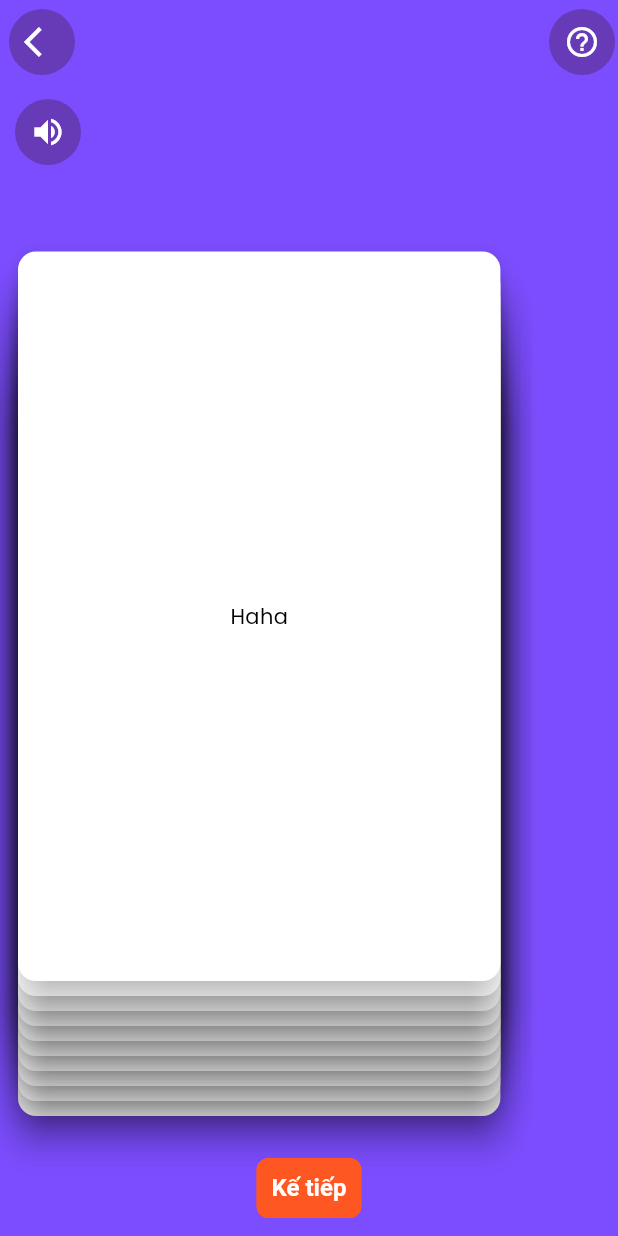
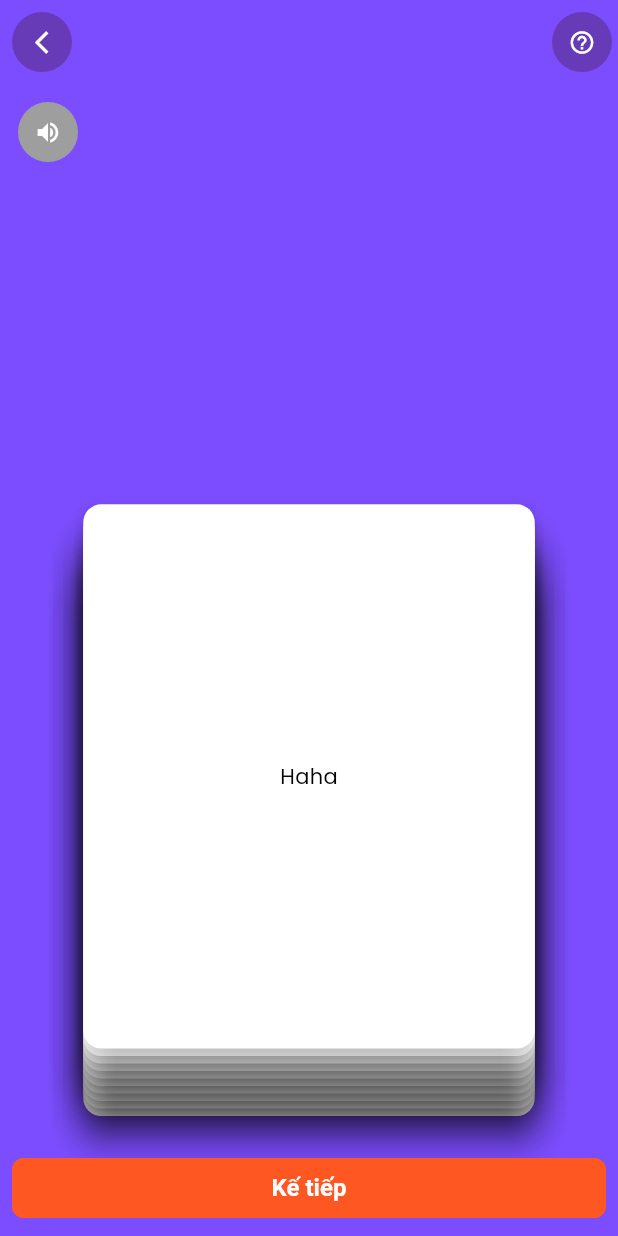
Before and after one commit to SuDiCodeDao/drinking_game, a Flutter app: the screen it shows after launch, after a tap on "CHƠI NGAY", on a phone screen of 412 x 824 dp. Run offline on Flutter 3.47's test engine with Material 3 defaults, Android fonts, the light colour scheme and no system bars; our stand-ins replace bloc, equatable, flutter_bloc, get_it, go_router, sqflite; accounts and stored records are empty.

Commit message:
finish part 1 for gameplay screen

```diff
--- a/lib/config/theme/custom_themes/icon_button_theme.dart
+++ b/lib/config/theme/custom_themes/icon_button_theme.dart
@@ -7,14 +7,14 @@ class DIconButtonTheme {
     shape: const CircleBorder(),
     backgroundColor: Colors.deepPurple,
     foregroundColor: Colors.white,
-        padding: const EdgeInsets.all(10)),
-  );
+    padding: EdgeInsets.zero,
+  ));
 
   static IconButtonThemeData darkIconButtonTheme = IconButtonThemeData(
       style: IconButton.styleFrom(
     shape: const CircleBorder(),
     backgroundColor: Colors.tealAccent,
     foregroundColor: Colors.white,
-        padding: const EdgeInsets.all(10)),
-  );
+    padding: EdgeInsets.zero,
+  ));
 }
--- a/lib/core/services/database_service.dart
+++ b/lib/core/services/database_service.dart
@@ -42,7 +42,8 @@ class DatabaseService {
     await db.execute('''CREATE TABLE GameCards (
     ${AppConstant.id} INTEGER PRIMARY KEY AUTOINCREMENT,
     ${AppConstant.name} TEXT NOT NULL,
-    ${AppConstant.gameMode} TEXT NOT NULL
+    gameModeId TEXT NOT NULL,
+    FOREIGN KEY (gameModeId) REFERENCES GameMode(${AppConstant.id})
     )''');
   }
 
--- a/lib/features/game_mode_selection/ui/screen/game_mode_selection_screen.dart
+++ b/lib/features/game_mode_selection/ui/screen/game_mode_selection_screen.dart
@@ -49,6 +49,16 @@ class ModeSelectionScreen extends StatelessWidget {
                         child: ListView.builder(
                             itemCount: state.gameModes.length,
                             itemBuilder: (context, index) {
+                              if (index == state.gameModes.length) {
+                                return GameModeItem(
+                                    name: state.gameModes[index].name!,
+                                    imageUrl: state.gameModes[index].imageUrl!,
+                                    onPressed: () {
+                                      context.go(
+                                          '/gameMode/${state.gameModes[index].id!}');
+                                    },
+                                    isLocked: 1);
+                              }
                               return GameModeItem(
                                 name: state.gameModes[index].name!,
                                 imageUrl: state.gameModes[index].imageUrl!,
--- a/lib/features/game_mode_selection/ui/widget/game_mode_item.dart
+++ b/lib/features/game_mode_selection/ui/widget/game_mode_item.dart
@@ -18,13 +18,9 @@ class GameModeItem extends StatelessWidget {
       height: MediaQuery.of(context).size.height * 0.2,
       width: MediaQuery.of(context).size.width,
       child: Card(
+        color: isLocked == 1 ? Colors.black : Colors.grey,
         child: Stack(
           children: [
-            if (isLocked == 1)
-              const Positioned(
-                  top: 5,
-                  right: 5,
-                  child: Icon(Icons.lock, color: Colors.grey)),
             Row(children: [
               Expanded(
                 child: Padding(
--- a/lib/features/game_play/bloc/game_play_bloc.dart
+++ b/lib/features/game_play/bloc/game_play_bloc.dart
@@ -1,13 +1,13 @@
-import 'dart:async';
-
 import 'package:bloc/bloc.dart';
 import 'package:equatable/equatable.dart';
+
+import '../models/game_card_model.dart';
 
 part 'game_play_event.dart';
 part 'game_play_state.dart';
 
 class GamePlayBloc extends Bloc<GamePlayEvent, GamePlayState> {
-  GamePlayBloc() : super(GamePlayInitial()) {
+  GamePlayBloc() : super(const GamePlayInitial(true, true)) {
     on<GamePlayEvent>((event, emit) {
       // TODO: implement event handler
     });
--- a/lib/features/game_play/bloc/game_play_event.dart
+++ b/lib/features/game_play/bloc/game_play_event.dart
@@ -6,7 +6,7 @@ abstract class GamePlayEvent extends Equatable {
   List<Object> get props => [];
 }
 
-class GamePlayLoadedEvent extends GamePlayEvent {}
+class GamePlayLoadEvent extends GamePlayEvent {}
 
 class GamePlayHelpButtonPressedEvent extends GamePlayEvent {}
 
--- a/lib/features/game_play/ui/screens/game_play_screen.dart
+++ b/lib/features/game_play/ui/screens/game_play_screen.dart
@@ -17,31 +17,35 @@ class GamePlayScreen extends StatelessWidget {
             onPressed: () {
               context.go(RouteName.gameModeSelection);
             },
-            icon: const Icon(Icons.arrow_back_ios)),
+            icon: const Icon(
+              Icons.arrow_back_ios_outlined,
+              size: 18,
+            )),
         actions: [
-          IconButton(onPressed: () {}, icon: const Icon(Icons.help_outline))
+          IconButton(
+              onPressed: () {}, icon: const Icon(Icons.help_outline, size: 18))
         ],
       ),
       body: SafeArea(
-        child: SizedBox(
-          height: MediaQuery.of(context).size.height,
-          width: MediaQuery.of(context).size.width,
         child: Padding(
           padding: const EdgeInsets.all(8.0),
           child: Column(
             mainAxisAlignment: MainAxisAlignment.center,
-              crossAxisAlignment: CrossAxisAlignment.center,
+            crossAxisAlignment: CrossAxisAlignment.stretch,
             children: [
               Align(
                   alignment: Alignment.centerLeft,
                   child: IconButton(
-                        onPressed: () {}, icon: const Icon(Icons.volume_up))),
+                      style: IconButton.styleFrom(backgroundColor: Colors.grey),
+                      onPressed: () {},
+                      icon: const Icon(Icons.volume_up, size: 18))),
               Expanded(
                 child: Stack(
+                    alignment: Alignment.center,
                     children: List.generate(
                         10,
                         (index) => Positioned(
-                              bottom: index * 10.0,
+                            bottom: index * 5.0,
                             child: const CardItem(
                               name: 'Haha',
                             )))),
@@ -52,7 +56,6 @@ class GamePlayScreen extends StatelessWidget {
           ),
         ),
       ),
-      ),
     );
   }
 }
--- a/lib/features/game_play/ui/widgets/card_item.dart
+++ b/lib/features/game_play/ui/widgets/card_item.dart
@@ -8,8 +8,8 @@ class CardItem extends StatelessWidget {
   @override
   Widget build(BuildContext context) {
     return SizedBox(
-      height: MediaQuery.of(context).size.height * 0.6,
-      width: MediaQuery.of(context).size.width * 0.8,
+      height: MediaQuery.of(context).size.height * 0.45,
+      width: MediaQuery.of(context).size.width * 0.75,
       child: Card(
           child: Center(
         child: Text(name),
--- a/lib/features/game_setting/bloc/game_settings_bloc.dart
+++ b/lib/features/game_setting/bloc/game_settings_bloc.dart
@@ -1,4 +1,3 @@
-import 'dart:async';
 
 import 'package:bloc/bloc.dart';
 import 'package:equatable/equatable.dart';
--- a/pubspec.yaml
+++ b/pubspec.yaml
@@ -41,6 +41,7 @@ dependencies:
   get_it: ^7.6.7
   go_router: ^13.1.0
   path: ^1.8.3
+  carousel_slider: ^4.2.1
 
 dev_dependencies:
   flutter_test:
```
Also changed, not shown: lib/features/game_play/bloc/game_play_state.dart (+32 -7 lines), lib/features/game_play/models/game_card_model.dart (+6 -5 lines), lib/features/game_setting/ui/screens/game_setting_screen.dart (+33 -1 lines), pubspec.lock. Lines whose indentation alone changed are shown as unchanged.
